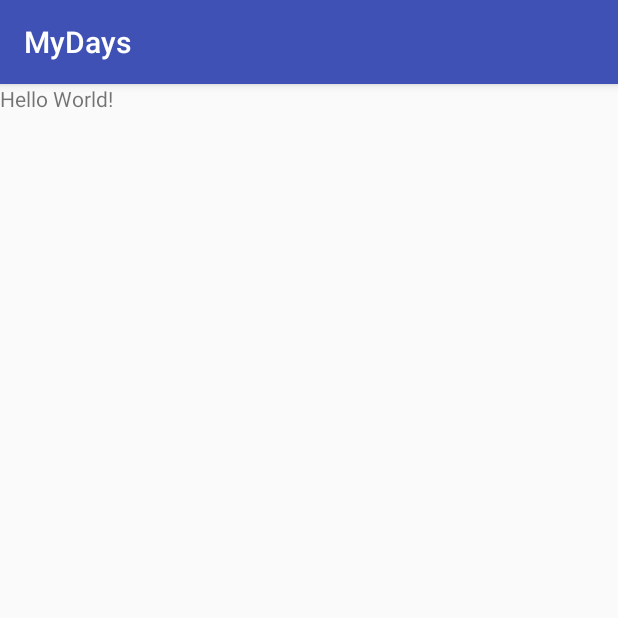
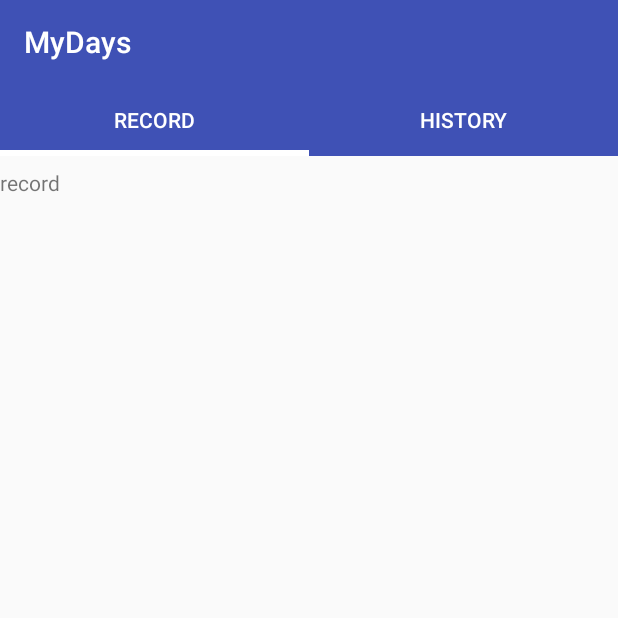
Before and after one commit to giantsol/Days, an Android app: the screen it shows after launch (MainActivity), on a phone screen of 412 x 824 dp, the top half of it. Run offline under Robolectric (Android 15) with nearby library versions, the phone set to English and light mode, and no system bars.

```diff
--- a/app/build.gradle
+++ b/app/build.gradle
@@ -1,8 +1,6 @@
 apply plugin: 'com.android.application'
 
 apply plugin: 'kotlin-android'
-
-apply plugin: 'kotlin-android-extensions'
 
 android {
     compileSdkVersion 28
@@ -24,5 +22,8 @@ android {
 dependencies {
     implementation fileTree(dir: 'libs', include: ['*.jar'])
     implementation"org.jetbrains.kotlin:kotlin-stdlib-jre7:$kotlin_version"
-    implementation 'com.android.support:appcompat-v7:28.0.0'
+
+    implementation 'androidx.appcompat:appcompat:1.0.2'
+
+    implementation 'com.google.android.material:material:1.0.0'
 }
--- a/app/src/main/java/com/hansollee/mydays/MainActivity.kt
+++ b/app/src/main/java/com/hansollee/mydays/MainActivity.kt
@@ -1,12 +1,26 @@
 package com.hansollee.mydays
 
-import android.support.v7.app.AppCompatActivity
 import android.os.Bundle
+import androidx.appcompat.app.AppCompatActivity
+import androidx.viewpager.widget.ViewPager
+import com.google.android.material.tabs.TabLayout
 
 class MainActivity : AppCompatActivity() {
+
+    private lateinit var tabAdapter: MainTabAdapter
+    private lateinit var tabLayout: TabLayout
+    private lateinit var viewPager: ViewPager
 
     override fun onCreate(savedInstanceState: Bundle?) {
         super.onCreate(savedInstanceState)
         setContentView(R.layout.activity_main)
+
+        tabLayout = findViewById(R.id.tablayout)
+        viewPager = findViewById(R.id.viewpager)
+
+        tabAdapter = MainTabAdapter(supportFragmentManager)
+        viewPager.adapter = tabAdapter
+        tabLayout.setupWithViewPager(viewPager)
+
     }
 }
--- /dev/null
+++ b/app/src/main/java/com/hansollee/mydays/MainTabAdapter.kt
@@ -0,0 +1,21 @@
+package com.hansollee.mydays
+
+import androidx.fragment.app.Fragment
+import androidx.fragment.app.FragmentManager
+import androidx.fragment.app.FragmentStatePagerAdapter
+import com.hansollee.mydays.history.HistoryFragment
+import com.hansollee.mydays.record.RecordFragment
+
+/**
+ * Created by kevin-ee on 2019-01-31.
+ */
+
+class MainTabAdapter(fm: FragmentManager) : FragmentStatePagerAdapter(fm) {
+
+    override fun getItem(position: Int): Fragment = if (position == 0) RecordFragment() else HistoryFragment()
+
+    override fun getCount(): Int = 2
+
+    override fun getPageTitle(position: Int): CharSequence = if (position == 0) "Record" else "History"
+
+}
--- /dev/null
+++ b/app/src/main/java/com/hansollee/mydays/history/HistoryFragment.kt
@@ -0,0 +1,20 @@
+package com.hansollee.mydays.history
+
+import android.os.Bundle
+import android.view.LayoutInflater
+import android.view.View
+import android.view.ViewGroup
+import androidx.fragment.app.Fragment
+import com.hansollee.mydays.R
+
+/**
+ * Created by kevin-ee on 2019-01-31.
+ */
+
+class HistoryFragment : Fragment() {
+
+    override fun onCreateView(inflater: LayoutInflater?, container: ViewGroup?, savedInstanceState: Bundle?): View {
+        return inflater!!.inflate(R.layout.fragment_history, container, false)
+    }
+
+}
--- /dev/null
+++ b/app/src/main/java/com/hansollee/mydays/record/RecordFragment.kt
@@ -0,0 +1,19 @@
+package com.hansollee.mydays.record
+
+import android.os.Bundle
+import android.view.LayoutInflater
+import android.view.View
+import android.view.ViewGroup
+import androidx.fragment.app.Fragment
+import com.hansollee.mydays.R
+
+/**
+ * Created by kevin-ee on 2019-01-31.
+ */
+
+class RecordFragment: Fragment() {
+
+    override fun onCreateView(inflater: LayoutInflater?, container: ViewGroup?, savedInstanceState: Bundle?): View {
+        return inflater!!.inflate(R.layout.fragment_record, container, false)
+    }
+}
--- a/app/src/main/res/layout/activity_main.xml
+++ b/app/src/main/res/layout/activity_main.xml
@@ -1,12 +1,35 @@
 <?xml version="1.0" encoding="utf-8"?>
-<FrameLayout
+<LinearLayout
     xmlns:android="http://schemas.android.com/apk/res/android"
+    xmlns:app="http://schemas.android.com/apk/res-auto"
     android:layout_width="match_parent"
-    android:layout_height="match_parent">
+    android:layout_height="match_parent"
+    android:orientation="vertical">
 
-    <TextView
-        android:layout_width="wrap_content"
+    <androidx.appcompat.widget.Toolbar
+        android:id="@+id/toolbar"
+        android:layout_width="match_parent"
+        android:layout_height="?attr/actionBarSize"
+        android:background="@color/colorPrimary"
+        android:gravity="center_vertical"
+        app:theme="@style/Toolbar"
+        app:title="@string/app_name"/>
+
+    <com.google.android.material.tabs.TabLayout
+        android:id="@+id/tablayout"
+        android:layout_width="match_parent"
         android:layout_height="wrap_content"
-        android:text="Hello World!" />
+        android:minHeight="?actionBarSize"
+        app:tabTextColor="@color/heading1"
+        app:tabGravity="fill"
+        app:tabIndicatorColor="@color/heading1"
+        app:tabIndicatorHeight="4dp"
+        app:tabBackground="@color/colorPrimary"
+        app:tabMode="fixed"/>
 
-</FrameLayout>
+    <androidx.viewpager.widget.ViewPager
+        android:id="@+id/viewpager"
+        android:layout_width="match_parent"
+        android:layout_height="match_parent"/>
+
+</LinearLayout>
--- /dev/null
+++ b/app/src/main/res/layout/fragment_history.xml
@@ -0,0 +1,14 @@
+<?xml version="1.0" encoding="utf-8"?>
+<LinearLayout
+    xmlns:android="http://schemas.android.com/apk/res/android"
+    android:orientation="vertical"
+    android:layout_width="match_parent"
+    android:layout_height="match_parent">
+
+    <TextView
+        android:layout_width="wrap_content"
+        android:layout_height="wrap_content"
+        android:text="history"
+        />
+
+</LinearLayout>
--- /dev/null
+++ b/app/src/main/res/layout/fragment_record.xml
@@ -0,0 +1,14 @@
+<?xml version="1.0" encoding="utf-8"?>
+<LinearLayout
+    xmlns:android="http://schemas.android.com/apk/res/android"
+    android:orientation="vertical"
+    android:layout_width="match_parent"
+    android:layout_height="match_parent">
+
+    <TextView
+        android:layout_width="wrap_content"
+        android:layout_height="wrap_content"
+        android:text="record"
+        />
+
+</LinearLayout>
--- a/app/src/main/res/values/colors.xml
+++ b/app/src/main/res/values/colors.xml
@@ -3,4 +3,6 @@
     <color name="colorPrimary">#3F51B5</color>
     <color name="colorPrimaryDark">#303F9F</color>
     <color name="colorAccent">#FF4081</color>
+
+    <color name="heading1">#FFFFFF</color>
 </resources>
--- a/app/src/main/res/values/styles.xml
+++ b/app/src/main/res/values/styles.xml
@@ -1,11 +1,15 @@
 <resources>
 
     <!-- Base application theme. -->
-    <style name="AppTheme" parent="Theme.AppCompat.Light.DarkActionBar">
+    <style name="AppTheme" parent="Theme.AppCompat.Light.NoActionBar">
         <!-- Customize your theme here. -->
         <item name="colorPrimary">@color/colorPrimary</item>
         <item name="colorPrimaryDark">@color/colorPrimaryDark</item>
         <item name="colorAccent">@color/colorAccent</item>
     </style>
 
+    <style name="Toolbar" parent="@style/ThemeOverlay.AppCompat.Dark">
+        <item name="colorControlNormal">@color/heading1</item>
+        <item name="titleTextColor">@color/heading1</item>
+    </style>
 </resources>
--- a/gradle.properties
+++ b/gradle.properties
@@ -6,8 +6,11 @@
 # http://www.gradle.org/docs/current/userguide/build_environment.html
 # Specifies the JVM arguments used for the daemon process.
 # The setting is particularly useful for tweaking memory settings.
-org.gradle.jvmargs=-Xmx1536m
 # When configured, Gradle will run in incubating parallel mode.
 # This option should only be used with decoupled projects. More details, visit
 # http://www.gradle.org/docs/current/userguide/multi_project_builds.html#sec:decoupled_projects
-# org.gradle.parallel=true
+org.gradle.parallel=true
+org.gradle.jvmargs=-Xmx5120m -XX:MaxPermSize=1024m
+
+android.useAndroidX=true
+android.enableJetifier=true
```
